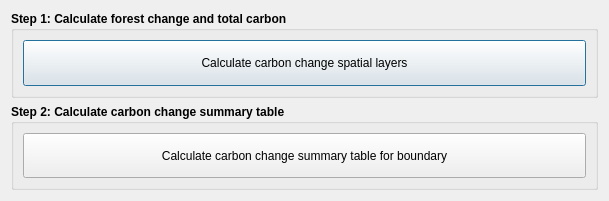
Old version of the form LDMP/gui/DlgCalculateTC.ui in the repository ConservationInternational/trends.earth.
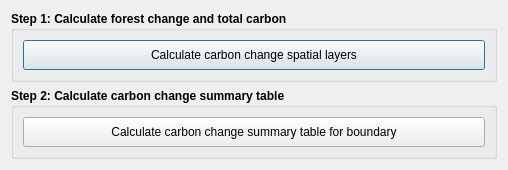
New version of the form.

Patch:
```diff
--- a/LDMP/gui/DlgCalculateTC.ui
+++ b/LDMP/gui/DlgCalculateTC.ui
@@ -9,8 +9,8 @@
    <rect>
     <x>0</x>
     <y>0</y>
-    <width>609</width>
-    <height>201</height>
+    <width>508</width>
+    <height>150</height>
    </rect>
   </property>
   <property name="sizePolicy">
```
